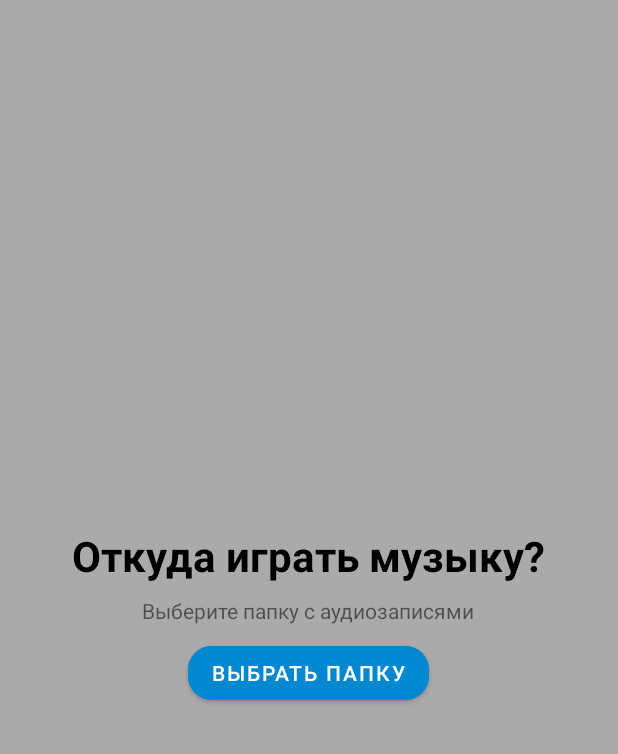
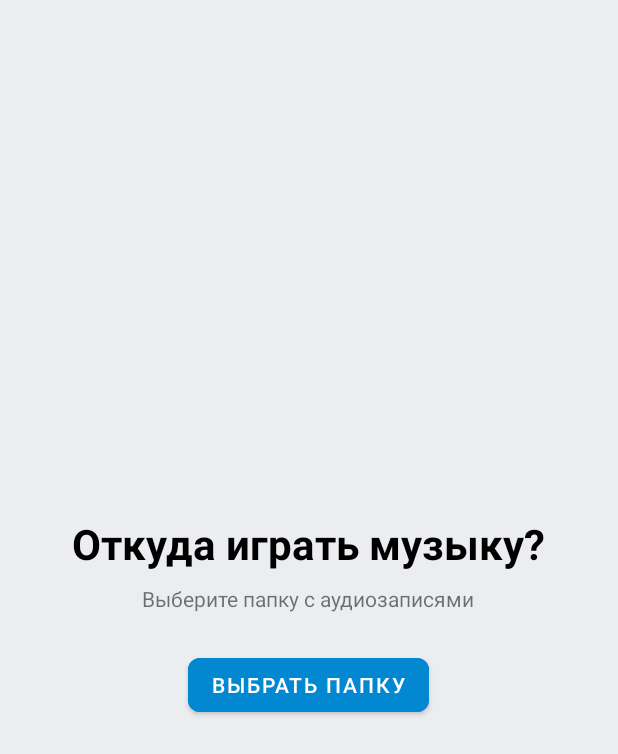
Before and after one commit to Makentoshe/MediaPlayer, an Android app: the layout activity_main_center.xml on its own in the app's theme, with its tools: preview values and no code run, on a phone screen of 412 x 824 dp. Shown: the top 754 px of the screen. Run offline under Robolectric (Android 15) with nearby library versions, the phone set to English and light mode, and no system bars.

Commit message:
[refactor] Update ui

```diff
--- a/app/src/main/java/com/makentoshe/vkinternship/BackdropBackgroundController.kt
+++ b/app/src/main/java/com/makentoshe/vkinternship/BackdropBackgroundController.kt
@@ -9,7 +9,7 @@ class BackdropBackgroundController(
     private val behavior: BackdropBehavior, private val background: View, private val fragmentManager: FragmentManager
 ) {
 
-    private val folderButton by lazy { background.findViewById<Button>(R.id.get_folder_button) }
+    private val folderButton by lazy { background.findViewById<Button>(R.id.activity_main_background_button) }
 
     init {
         //background layout controller
--- a/app/src/main/res/layout/activity_main_center.xml
+++ b/app/src/main/res/layout/activity_main_center.xml
@@ -4,7 +4,7 @@
     android:layout_width="match_parent"
     android:layout_height="match_parent"
     android:gravity="center"
-    android:background="@android:color/darker_gray"
+    android:background="#EBEDF0"
     android:orientation="vertical">
 
     <LinearLayout
@@ -30,14 +30,14 @@
             android:text="Выберите папку с аудиозаписями" />
 
         <com.google.android.material.button.MaterialButton
-            android:id="@+id/get_folder_button"
+            android:id="@+id/activity_main_background_button"
             android:layout_width="wrap_content"
             android:layout_height="wrap_content"
             android:backgroundTint="@color/MaterialLightBlue700"
             android:text="Выбрать папку"
             android:textColor="@android:color/white"
-            app:cornerRadius="16dp"
-            android:layout_marginTop="8dp"/>
+            app:cornerRadius="8dp"
+            android:layout_marginTop="24dp"/>
 
     </LinearLayout>
 
```
Also changed, not shown: app/src/main/res/layout/activity_main.xml (+4 -13 lines), app/src/main/res/layout/activity_main_foreground_hide_controller.xml (+6 -10 lines), app/src/main/res/layout/activity_main_foreground_show.xml (+8 -15 lines), app/src/main/res/layout/backdrop_background.xml (+5 -4 lines).
